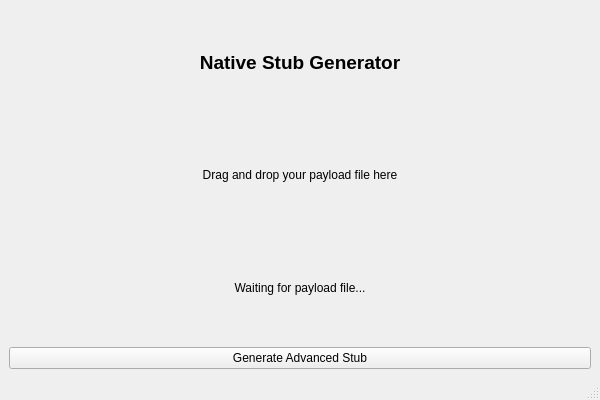
First picture: the form in NativeStubGenGUI/mainwindow.ui, repository ItsMehRAWRXD/Star, before the edit.
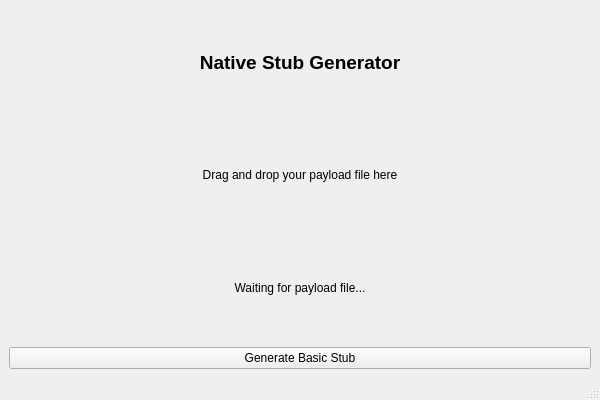
Second picture: the form after the edit.

Commit message: Switch to basic stub generation mode in GUI and generate test stub

```diff
--- a/NativeStubGenGUI/mainwindow.ui
+++ b/NativeStubGenGUI/mainwindow.ui
@@ -55,7 +55,7 @@
     <item>
      <widget class="QPushButton" name="generateButton">
       <property name="text">
-       <string>Generate Advanced Stub</string>
+       <string>Generate Basic Stub</string>
       </property>
      </widget>
     </item>
```
The commit also changes 4 other files.
